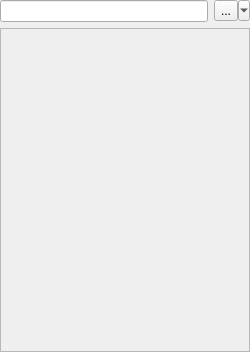
First picture: the form in notelist.ui, repository Tunous/KanaNotes, before the edit.
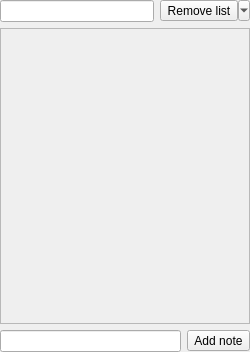
Second picture: the form after the edit. Icons and pictures are not drawn.

Commit message: Change notes to labels instead of input fields

What changed in the file:
```diff
--- a/notelist.ui
+++ b/notelist.ui
@@ -52,7 +52,7 @@
         </sizepolicy>
        </property>
        <property name="text">
-        <string>...</string>
+        <string>Remove list</string>
        </property>
        <property name="icon">
         <iconset theme="add">
@@ -82,7 +82,7 @@
         <x>0</x>
         <y>0</y>
         <width>246</width>
-        <height>307</height>
+        <height>266</height>
        </rect>
       </property>
       <layout class="QVBoxLayout" name="verticalLayout_2">
@@ -102,6 +102,23 @@
      </widget>
     </widget>
    </item>
+   <item>
+    <layout class="QHBoxLayout" name="horizontalLayout_3">
+     <item>
+      <widget class="QLineEdit" name="newNoteInput"/>
+     </item>
+     <item>
+      <widget class="QToolButton" name="addNoteButton">
+       <property name="text">
+        <string>Add note</string>
+       </property>
+       <property name="icon">
+        <iconset theme="add"/>
+       </property>
+      </widget>
+     </item>
+    </layout>
+   </item>
   </layout>
   <action name="actionRemoveList">
    <property name="icon">
```
Left out of the diff: 2 changed lines with no effect on the pictures. The commit also changes 7 other files.
